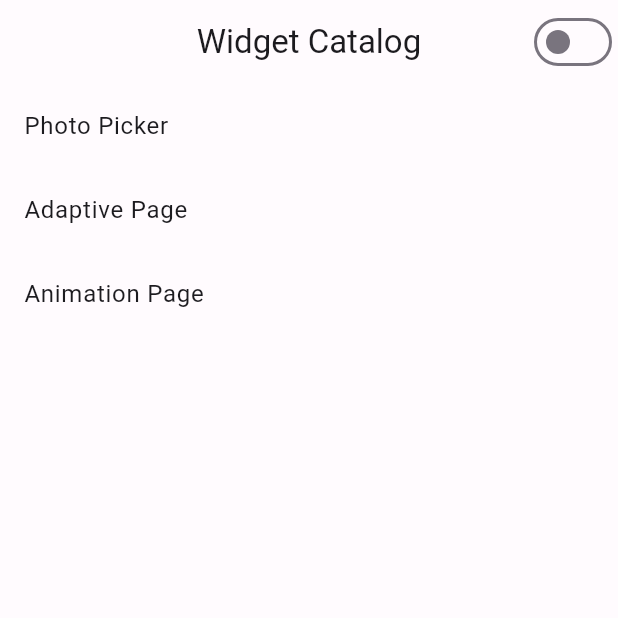
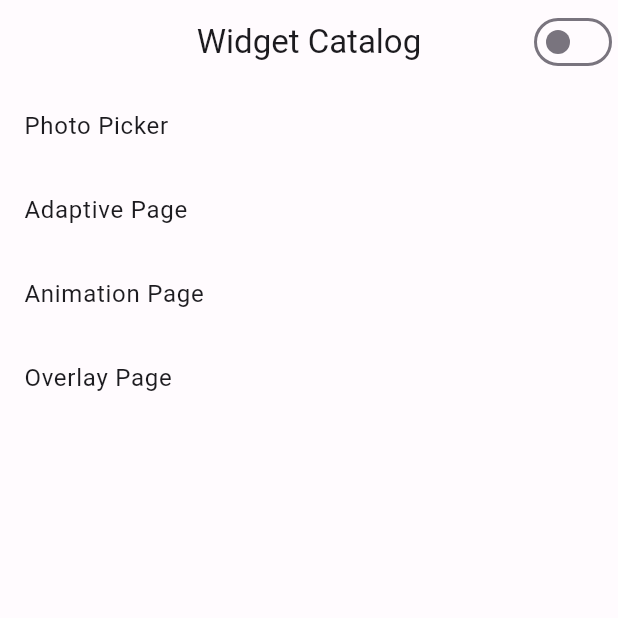
Before and after one commit to Ahnaf16/widget_experiments, a Flutter app: the screen it shows after launch, on a phone screen of 412 x 824 dp, the top half of it. Run offline on Flutter 3.47's test engine with Material 2 defaults, Android fonts, the phone set to English and light mode, and no system bars; our stand-ins replace flutter_animate, flutter_riverpod, routemaster; missing offline and left inert: flutter_adaptive_scaffold, flutter_dropzone.

Commit message:
overlay testing

```diff
--- a/lib/routes/routes.dart
+++ b/lib/routes/routes.dart
@@ -4,6 +4,7 @@ import 'package:widget_experiments/main.dart';
 import 'package:widget_experiments/src/animation/animations.dart';
 import 'package:widget_experiments/src/drop_zone/drag_drop.dart';
 import 'package:widget_experiments/src/drop_zone/photo_picker_ui.dart';
+import 'package:widget_experiments/src/overlay/screen/overlay.dart';
 import 'package:widget_experiments/src/responsive/adaptive_scaffold.dart';
 
 class Route {
@@ -41,27 +42,33 @@ class RouteNames {
     path: '/',
     page: WidgetCatalog(),
   );
-  static Route photoPicker = const Route(
+  static const Route photoPicker = Route(
     path: '/photo_picker',
     page: PhotoPickerPopUp(),
   );
 
-  static Route dragDrop = const Route(
+  static const Route dragDrop = Route(
     path: '/drag_drop',
     page: DragDrop(),
   );
-  static Route adaptive = const Route(
+  static const Route adaptive = Route(
     path: '/adaptive_page',
     page: AdaptivePage(),
   );
-  static Route animation = const Route(
+  static const Route animation = Route(
     path: '/animation_page',
     page: Animations(),
+  );
+
+  static const Route overlay = Route(
+    path: '/overlay_page',
+    page: OverlayPage(),
   );
 
   static final allRoutes = [
     photoPicker,
     adaptive,
     animation,
+    overlay,
   ];
 }
--- a/lib/routes/routes_config.dart
+++ b/lib/routes/routes_config.dart
@@ -16,6 +16,9 @@ RouteMap routesMasterMaps() {
           ),
       RouteNames.animation.path: (route) => MaterialPage(
             child: RouteNames.animation.page,
+          ),
+      RouteNames.overlay.path: (route) => MaterialPage(
+            child: RouteNames.overlay.page,
           )
     },
   );
--- a/pubspec.yaml
+++ b/pubspec.yaml
@@ -19,6 +19,7 @@ dependencies:
   flutter_riverpod: ^2.2.0
   flutter_animations: ^0.0.1+10
   flutter_animate: ^4.0.0
+  flutter_easyloading: ^3.0.5
 
 dev_dependencies:
   flutter_test:
```
Also changed, not shown: lib/src/overlay/screen/overlay.dart (added, +39 -0 lines), lib/src/overlay/services/overlay_api.dart (added, +66 -0 lines), pubspec.lock.
